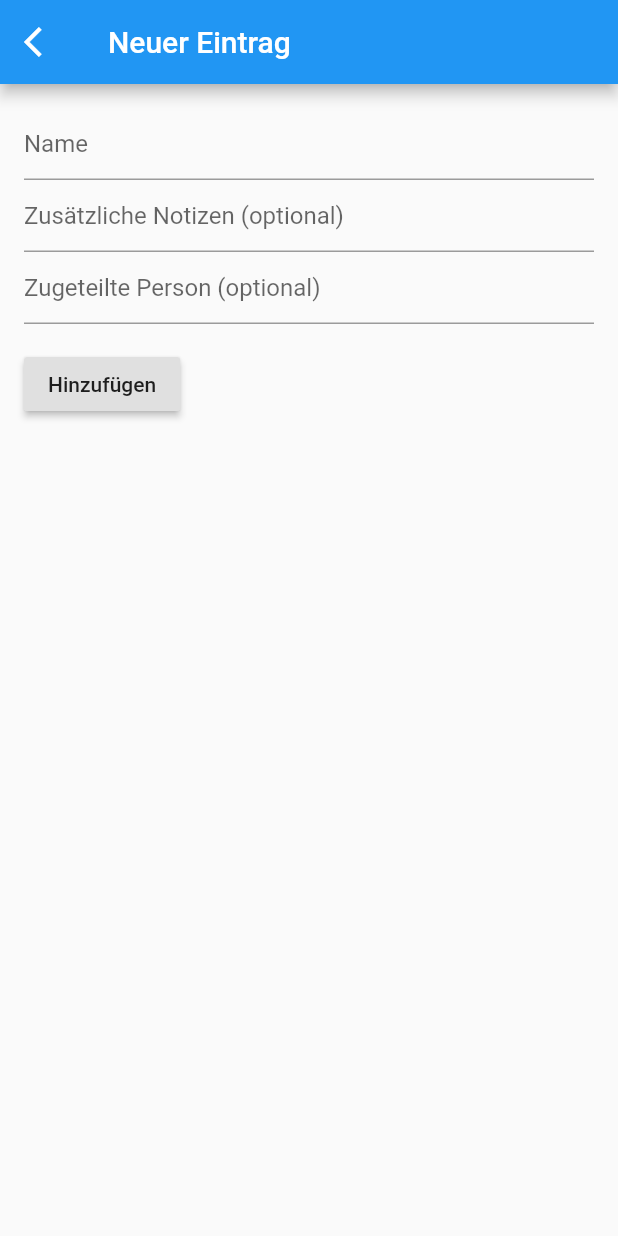
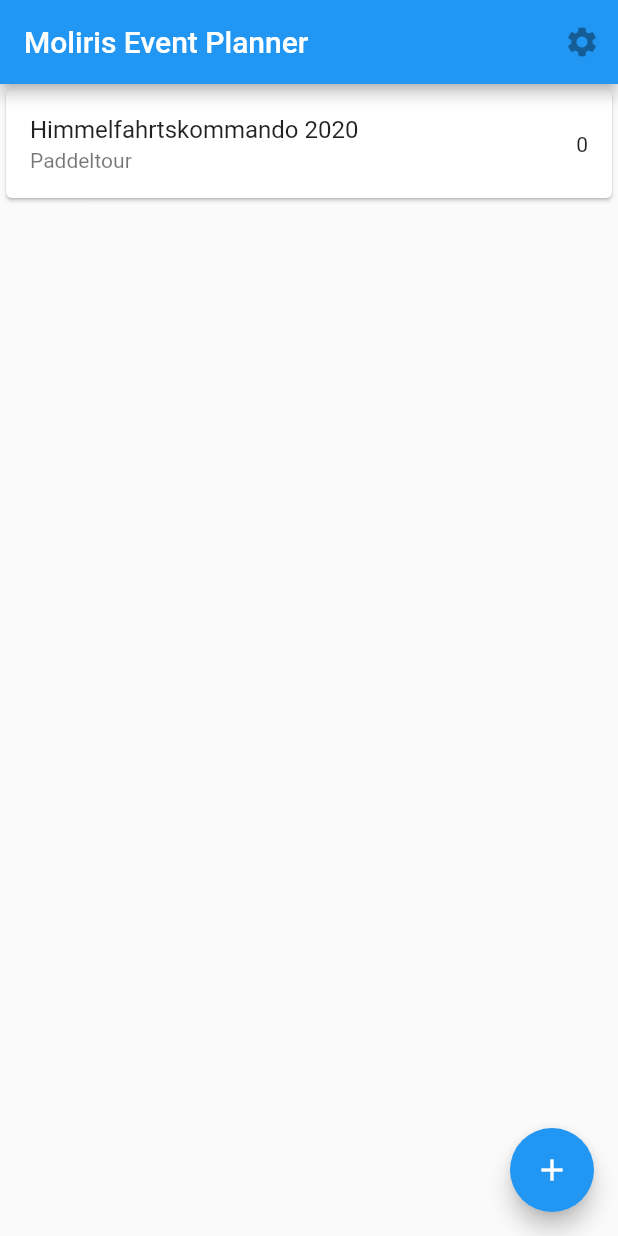
Before and after one commit to ingmar-granzow/moliris_flutter, a Flutter app: the screen it shows after launch, after a tap on the "add" icon, on a phone screen of 412 x 824 dp. Run offline on Flutter 3.47's test engine with Material 2 defaults, Android fonts, the phone set to English and light mode, and no system bars.

Commit message:
add home widget that shows the events

```diff
--- a/lib/main.dart
+++ b/lib/main.dart
@@ -3,34 +3,167 @@ import 'package:flutter/material.dart';
 void main() {
   runApp(MaterialApp(
     title: 'Moliris Event Planner',
-    home: Event(),
+    home: HomeWidget(),
   ));
 }
 
+class Event {
+  Event({this.name: 'Event', this.description: '', this.date: null});
+
+  var id = UniqueKey();
+  String name, description;
+  DateTime date;
+
+  List<Item> items = [];
+}
+
 class Item {
+  Item(this.name, this.notes, this.person);
+
   String name, notes, person;
   DateTime date = DateTime.now();
   var id = UniqueKey();
-
-  Item(this.name, this.notes, this.person);
 }
 
-class Event extends StatefulWidget {
+/* Home Widget */
+class HomeWidget extends StatefulWidget {
   @override
-  _EventState createState() => _EventState();
+  _HomeWidgetState createState() => _HomeWidgetState();
 }
 
-class _EventState extends State<Event> {
-  String _name = 'Himmelfahrtskommando 2020';
-  // description
-  // date
-  // identifier
-  List<Item> _items = [];
+class _HomeWidgetState extends State<HomeWidget> {
+  List<Event> _events = [];
 
   @override
   Widget build(BuildContext context) {
+    List<Widget> renderEvents = [];
+    _events.forEach((event) {
+      renderEvents.add(EventWidget(key: event.id, event: event));
+    });
+
+    return Scaffold(
+      appBar: AppBar(
+        title: Text('Moliris Event Planner'),
+        actions: <Widget>[
+          IconButton(
+            icon: Icon(Icons.settings),
+            tooltip: 'Einstellungen',
+            onPressed: null,
+          ),
+        ],
+      ),
+      body: ListView(
+        children: renderEvents,
+      ),
+      floatingActionButton: FloatingActionButton(
+        tooltip: 'Hinzufügen',
+        child: Icon(Icons.add),
+        onPressed: () {
+          //_navigateAndAddItem(context);
+          setState(() {
+            _events.add(Event(name: 'Himmelfahrtskommando 2020', description: 'Paddeltour'));
+          });
+        },
+      ),
+    );
+  }
+}
+
+/* Event Widget */
+class EventWidget extends StatefulWidget {
+  EventWidget({Key key, this.event: null}) : super(key: key);
+
+  Event event;
+
+  @override
+  _EventWidgetState createState() => _EventWidgetState();
+}
+
+//enum ItemAction { assign, edit, delete }
+
+class _EventWidgetState extends State<EventWidget> {
+ /* _handleItemAction(ItemAction result) {
+    switch (result) {
+        case ItemAction.assign :
+          widget.assignItemCallback(widget.key, 'Ingmar');
+          break;
+        case ItemAction.edit :
+          widget.editItemCallback(widget.key);
+          break;
+        case ItemAction.delete :
+          widget.deleteItemCallback(widget.key);
+          break;
+      }
+  }*/
+
+  @override
+  Widget build(BuildContext context) {
+    return Card(
+      child: ListTile(
+        title: Text(widget.event.name),
+        subtitle: (widget.event.description.isEmpty) ? null : Text(
+          widget.event.description,
+        ),
+        onTap: () {
+          _navigateAndShowEvent(context);
+        },
+        trailing: Container(
+          constraints: BoxConstraints(minWidth: 0.0, maxWidth: 128.0),
+          child: Row(
+            mainAxisSize: MainAxisSize.min,
+            mainAxisAlignment: MainAxisAlignment.end,
+            children: <Widget>[
+              Text(
+                "${widget.event.items.length}"
+              ),
+/*              PopupMenuButton<ItemAction>(
+                onSelected: _handleItemAction,
+                itemBuilder: (BuildContext context) => <PopupMenuEntry<ItemAction>>[
+                  const PopupMenuItem<ItemAction>(
+                    value: ItemAction.assign,
+                    child: ListTile(leading: Icon(Icons.assignment_ind), title: Text('Mitbringen')),
+                  ),
+                  const PopupMenuItem<ItemAction>(
+                    value: ItemAction.edit,
+                    child: ListTile(leading: Icon(Icons.edit), title: Text('Ändern')),
+                  ),
+                  const PopupMenuDivider(),
+                  const PopupMenuItem<ItemAction>(
+                    value: ItemAction.delete,
+                    child: ListTile(leading: Icon(Icons.delete), title: Text('Löschen')),
+                  ),
+                ],
+              )*/
+            ],
+          ),
+        ),
+      ),
+    );
+  }
+
+  _navigateAndShowEvent(BuildContext context) async {
+    final result = await Navigator.push(
+      context,
+      MaterialPageRoute(builder: (context) => EventDetailWidget(key: widget.event.id, event: widget.event)),
+    );
+  }
+}
+
+/* Event Detail Widget */
+class EventDetailWidget extends StatefulWidget {
+  EventDetailWidget({Key key, this.event: null}) : super(key: key);
+
+  final Event event;
+
+  @override
+  _EventDetailWidgetState createState() => _EventDetailWidgetState();
+}
+
+class _EventDetailWidgetState extends State<EventDetailWidget> {
+  @override
+  Widget build(BuildContext context) {
     List<Widget> renderItems = [];
-    _items.forEach((item) {
+    widget.event.items.forEach((item) {
       renderItems.add(ItemWidget(key: item.id, name: item.name, notes: item.notes, person: item.person, assignItemCallback: assignItem, editItemCallback: editItem, deleteItemCallback: deleteItem));
     });
 
@@ -38,14 +171,16 @@ class _EventState extends State<Event> {
       appBar: AppBar(
         leading: IconButton(
           icon: Icon(Icons.arrow_back_ios),
-          tooltip: 'Back',
-          onPressed: null,
+          tooltip: 'Zurück',
+          onPressed: () {
+            Navigator.pop(context);
+          }
         ),
-        title: Text(_name),
+        title: Text(widget.event.name),
         actions: <Widget>[
           IconButton(
             icon: Icon(Icons.sort),
-            tooltip: 'Sort',
+            tooltip: 'Sortierung',
             onPressed: null,
           ),
         ],
@@ -54,7 +189,7 @@ class _EventState extends State<Event> {
         children: renderItems,
       ),
       floatingActionButton: FloatingActionButton(
-        tooltip: 'Add',
+        tooltip: 'Hinzufügen',
         child: Icon(Icons.add),
         onPressed: () {
           _navigateAndAddItem(context);
@@ -64,33 +199,31 @@ class _EventState extends State<Event> {
   }
 
   _navigateAndAddItem(BuildContext context) async {
-    // Navigator.push returns a Future that completes after calling
-    // Navigator.pop on the Selection Screen.
     final result = await Navigator.push(
       context,
-      MaterialPageRoute(builder: (context) => AddItem()),
+      MaterialPageRoute(builder: (context) => AddItemWidget()),
     );
 
     if (result != null) {
       setState(() {
-        _items.add(result);
+        widget.event.items.add(result);
       });
     }
   }
 
   assignItem(Key id, String person) {
     setState(() {
-      var item = _items.firstWhere((i) => i.id == id);
+      var item = widget.event.items.firstWhere((i) => i.id == id);
       item?.person = person;
     });
   }
 
   editItem(Key id) async {
-    var item = _items.firstWhere((i) => i.id == id);
+    var item = widget.event.items.firstWhere((i) => i.id == id);
 
     final result = await Navigator.push(
       context,
-      MaterialPageRoute(builder: (context) => AddItem(name: item.name, notes: item.notes, person: item.person)),
+      MaterialPageRoute(builder: (context) => AddItemWidget(name: item.name, notes: item.notes, person: item.person)),
     );
 
     if (result != null) {
@@ -104,11 +237,12 @@ class _EventState extends State<Event> {
 
   deleteItem(Key id) {
     setState(() {
-      _items.removeWhere((i) => i.id == id);
+      widget.event.items.removeWhere((i) => i.id == id);
     });
   }
 }
 
+/* Item Widget */
 class ItemWidget extends StatefulWidget {
   ItemWidget({Key key, this.name: '', this.notes: '', this.person: '', this.assignItemCallback: null, this.editItemCallback: null, this.deleteItemCallback: null}) : super(key: key);
 
@@ -184,18 +318,19 @@ class _ItemWidgetState extends State<ItemWidget> {
   }
 }
 
-class AddItem extends StatefulWidget {
-  AddItem({Key key, this.name: '', this.notes: '', this.person: ''}) : super(key: key);
+/* Add/Edit Item Widget */
+class AddItemWidget extends StatefulWidget {
+  AddItemWidget({Key key, this.name: '', this.notes: '', this.person: ''}) : super(key: key);
 
   final String name;
   final String notes;
   final String person;
 
   @override
-  _AddItemState createState() => _AddItemState();
+  _AddItemWidgetState createState() => _AddItemWidgetState();
 }
 
-class _AddItemState extends State<AddItem> {
+class _AddItemWidgetState extends State<AddItemWidget> {
   final _formKey = GlobalKey<FormState>();
   final focusNotes = FocusNode();
   final focusPerson = FocusNode();
```
